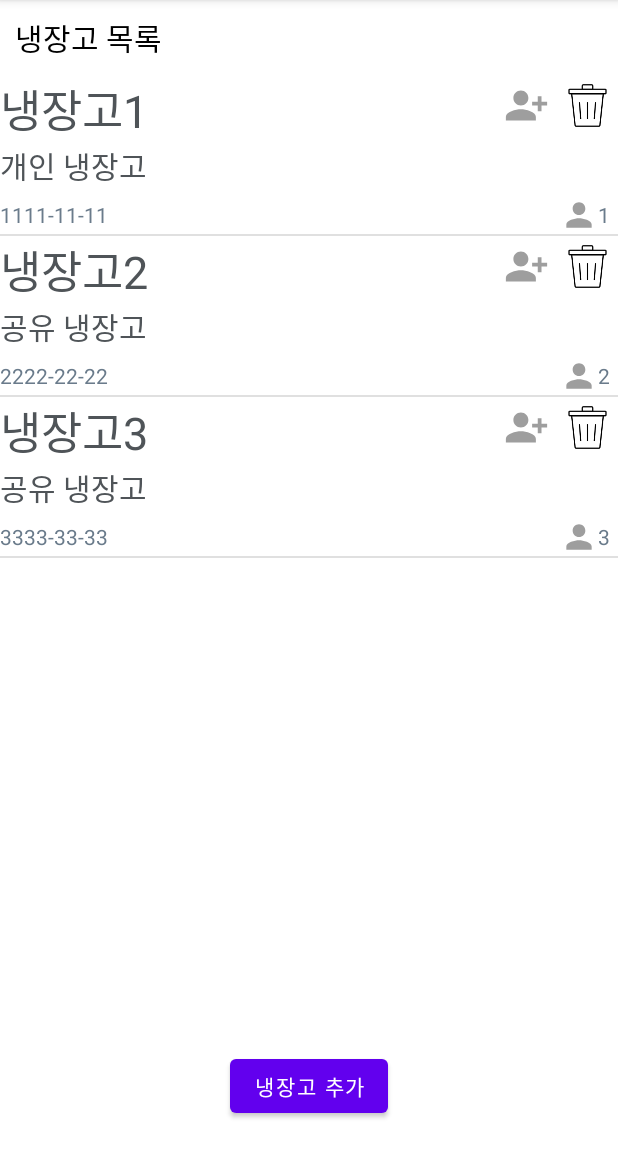
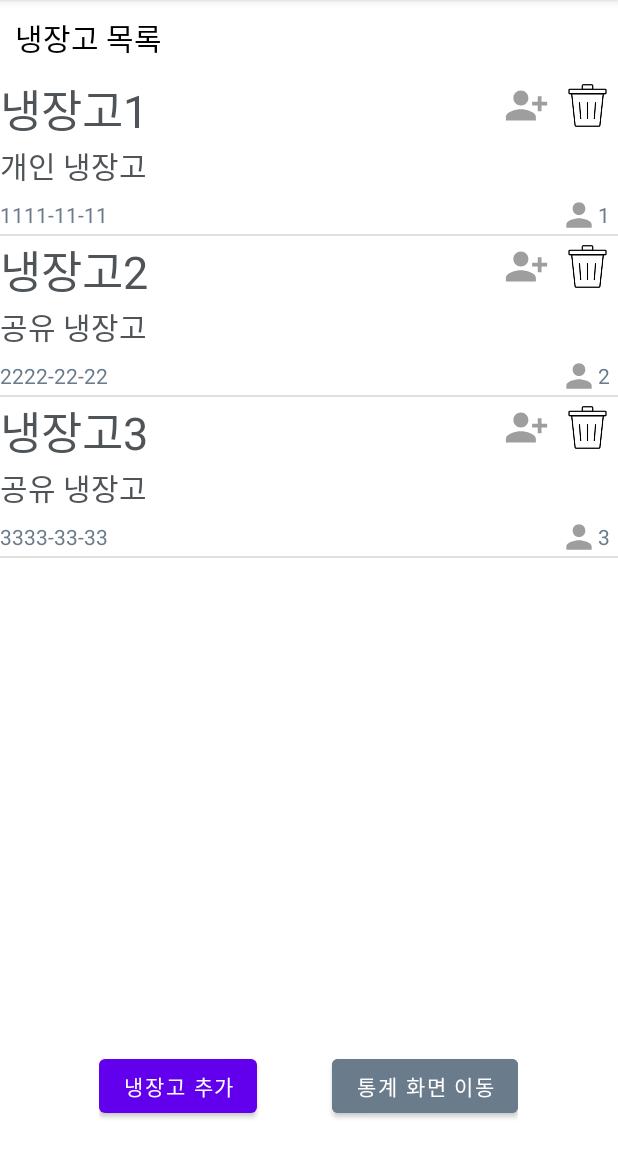
Before and after one commit to CD1-2024-2/FoodFresh-client, an Android app: the RefrigListActivity screen opened directly, with no data from a screen before it, on a phone screen of 412 x 824 dp, the part 84-1236 px from its top. Run offline under Robolectric (Android 15) with nearby library versions, the phone set to English and light mode, and no system bars.

Commit message:
Feat: 통계화면 추가 (김영준 작성 예정)

```diff
--- a/app/src/main/java/com/example/foodfresh/RefrigListActivity.java
+++ b/app/src/main/java/com/example/foodfresh/RefrigListActivity.java
@@ -13,6 +13,8 @@ public class RefrigListActivity extends AppCompatActivity {
     private ListView refrig_lv;
     private RefrigListAdapter refrig_adapter;
     private Button refrig_add_btn;
+    private Button goto_statistic_btn;
+    private String user_id;
 
     @Override
     protected void onCreate(Bundle savedInstanceState) {
@@ -21,6 +23,7 @@ public class RefrigListActivity extends AppCompatActivity {
 
         refrig_lv = findViewById(R.id.RefrigList_listview);
         refrig_add_btn = findViewById(R.id.refrig_add_button);
+        goto_statistic_btn = findViewById(R.id.goto_statistic_button);
 
         refrig_adapter = new RefrigListAdapter();
         // 초기 데이터
@@ -47,5 +50,16 @@ public class RefrigListActivity extends AppCompatActivity {
                 startActivity(intent);
             }
         });
+
+        goto_statistic_btn.setOnClickListener(new View.OnClickListener() {
+            @Override
+            public void onClick(View view) {
+                Intent intent = new Intent(RefrigListActivity.this, StatisticActivity.class);
+                user_id = "1206";
+                intent.putExtra("사용자 id", user_id); // intent 테스트용
+                startActivity(intent);
+//                finish();
+            }
+        });
     }
 }
--- a/app/src/main/res/layout/activity_refrig_list.xml
+++ b/app/src/main/res/layout/activity_refrig_list.xml
@@ -32,14 +32,29 @@
             </ListView>
         </ScrollView>
 
-        <Button
-            android:id="@+id/refrig_add_button"
+        <LinearLayout
             android:layout_width="wrap_content"
             android:layout_height="wrap_content"
-            android:text="냉장고 추가"
-            android:layout_gravity="center_horizontal"
             android:layout_marginTop="10dp"
-            android:layout_marginBottom="20dp"/>
+            android:layout_marginBottom="20dp"
+            android:layout_gravity="center">
+            <Button
+                android:id="@+id/refrig_add_button"
+                android:layout_width="wrap_content"
+                android:layout_height="wrap_content"
+                android:text="냉장고 추가"
+                android:layout_gravity="center_horizontal"/>
+            <Space
+                android:layout_width="50dp"
+                android:layout_height="wrap_content"/>
+            <Button
+                android:id="@+id/goto_statistic_button"
+                android:layout_width="wrap_content"
+                android:layout_height="wrap_content"
+                android:text="통계 화면 이동"
+                android:backgroundTint="@color/blue_dark"
+                android:layout_gravity="center_horizontal"/>
+        </LinearLayout>
     </LinearLayout>
 
 </androidx.constraintlayout.widget.ConstraintLayout>
```
Also changed, not shown: app/src/main/AndroidManifest.xml (+5 -2 lines), app/src/main/java/com/example/foodfresh/StatisticActivity.java (added, +23 -0 lines), app/src/main/res/layout/activity_statistic.xml (added, +31 -0 lines).
